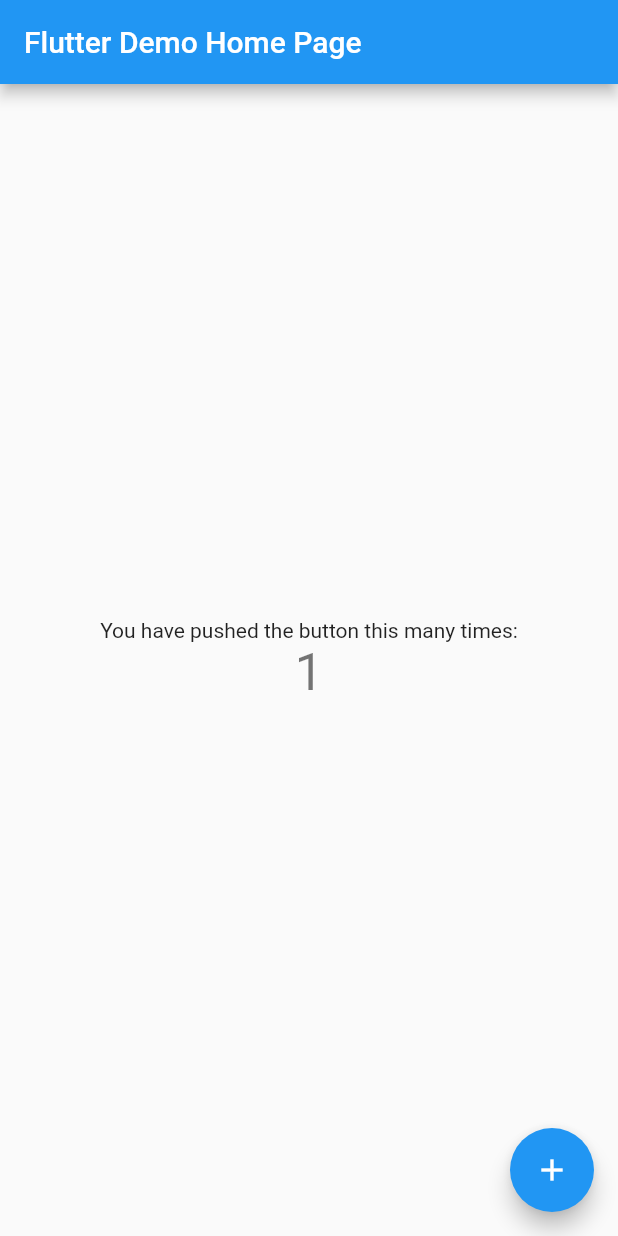
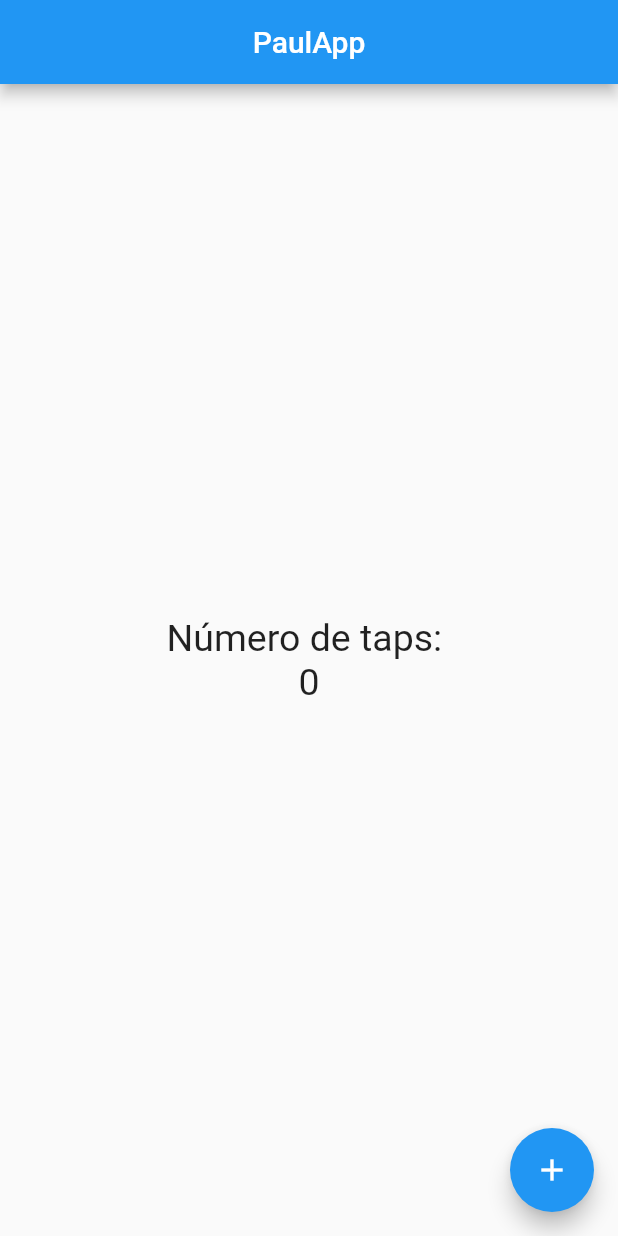
Before and after one commit to pauromeropau/paulapp, a Flutter app: the screen it shows after launch, after a tap on the "add" icon, on a phone screen of 412 x 824 dp. Run offline on Flutter 3.47's test engine with Material 2 defaults, Android fonts, the phone set to English and light mode, and no system bars.

Commit message:
first commit

```diff
--- a/lib/main.dart
+++ b/lib/main.dart
@@ -1,111 +1,7 @@
 import 'package:flutter/material.dart';
+import 'package:paulapp/src/app.dart';
+// import 'src/app.dart';
 
-void main() => runApp(MyApp());
-
-class MyApp extends StatelessWidget {
-  // This widget is the root of your application.
-  @override
-  Widget build(BuildContext context) {
-    return MaterialApp(
-      title: 'Flutter Demo',
-      theme: ThemeData(
-        // This is the theme of your application.
-        //
-        // Try running your application with "flutter run". You'll see the
-        // application has a blue toolbar. Then, without quitting the app, try
-        // changing the primarySwatch below to Colors.green and then invoke
-        // "hot reload" (press "r" in the console where you ran "flutter run",
-        // or simply save your changes to "hot reload" in a Flutter IDE).
-        // Notice that the counter didn't reset back to zero; the application
-        // is not restarted.
-        primarySwatch: Colors.blue,
-      ),
-      home: MyHomePage(title: 'Flutter Demo Home Page'),
-    );
-  }
+void main() {
+  runApp(MyApp());
 }
-
-class MyHomePage extends StatefulWidget {
-  MyHomePage({Key key, this.title}) : super(key: key);
-
-  // This widget is the home page of your application. It is stateful, meaning
-  // that it has a State object (defined below) that contains fields that affect
-  // how it looks.
-
-  // This class is the configuration for the state. It holds the values (in this
-  // case the title) provided by the parent (in this case the App widget) and
-  // used by the build method of the State. Fields in a Widget subclass are
-  // always marked "final".
-
-  final String title;
-
-  @override
-  _MyHomePageState createState() => _MyHomePageState();
-}
-
-class _MyHomePageState extends State<MyHomePage> {
-  int _counter = 0;
-
-  void _incrementCounter() {
-    setState(() {
-      // This call to setState tells the Flutter framework that something has
-      // changed in this State, which causes it to rerun the build method below
-      // so that the display can reflect the updated values. If we changed
-      // _counter without calling setState(), then the build method would not be
-      // called again, and so nothing would appear to happen.
-      _counter++;
-    });
-  }
-
-  @override
-  Widget build(BuildContext context) {
-    // This method is rerun every time setState is called, for instance as done
-    // by the _incrementCounter method above.
-    //
-    // The Flutter framework has been optimized to make rerunning build methods
-    // fast, so that you can just rebuild anything that needs updating rather
-    // than having to individually change instances of widgets.
-    return Scaffold(
-      appBar: AppBar(
-        // Here we take the value from the MyHomePage object that was created by
-        // the App.build method, and use it to set our appbar title.
-        title: Text(widget.title),
-      ),
-      body: Center(
-        // Center is a layout widget. It takes a single child and positions it
-        // in the middle of the parent.
-        child: Column(
-          // Column is also a layout widget. It takes a list of children and
-          // arranges them vertically. By default, it sizes itself to fit its
-          // children horizontally, and tries to be as tall as its parent.
-          //
-          // Invoke "debug painting" (press "p" in the console, choose the
-          // "Toggle Debug Paint" action from the Flutter Inspector in Android
-          // Studio, or the "Toggle Debug Paint" command in Visual Studio Code)
-          // to see the wireframe for each widget.
-          //
-          // Column has various properties to control how it sizes itself and
-          // how it positions its children. Here we use mainAxisAlignment to
-          // center the children vertically; the main axis here is the vertical
-          // axis because Columns are vertical (the cross axis would be
-          // horizontal).
-          mainAxisAlignment: MainAxisAlignment.center,
-          children: <Widget>[
-            Text(
-              'You have pushed the button this many times:',
-            ),
-            Text(
-              '$_counter',
-              style: Theme.of(context).textTheme.display1,
-            ),
-          ],
-        ),
-      ),
-      floatingActionButton: FloatingActionButton(
-        onPressed: _incrementCounter,
-        tooltip: 'Increment',
-        child: Icon(Icons.add),
-      ), // This trailing comma makes auto-formatting nicer for build methods.
-    );
-  }
-}
--- /dev/null
+++ b/lib/pages/home_page.dart
@@ -0,0 +1,40 @@
+import 'package:flutter/material.dart';
+import 'package:flutter/services.dart';
+
+class HomePage extends StatelessWidget {
+  final estiloTexto = new TextStyle(fontSize: 25);
+
+  final conteo = 0;
+
+  @override
+  Widget build(BuildContext context) {
+    return Scaffold(
+      appBar: AppBar(
+        title: Text('PaulApp'),
+        centerTitle: true,
+      ),
+      body: Center(
+        child: Column(
+          mainAxisAlignment: MainAxisAlignment.center,
+          children: <Widget>[
+            Text(
+              'Número de taps: ',
+              style: estiloTexto,
+            ),
+            Text(
+              '$conteo',
+              style: estiloTexto,
+            )
+          ],
+        ),
+      ),
+      floatingActionButton: FloatingActionButton(
+        child: Icon(Icons.add),
+        onPressed: () {
+          // print('Hola mundo');
+        },
+      ),
+      // floatingActionButtonLocation: FloatingActionButtonLocation.endDocked,
+    );
+  }
+}
--- /dev/null
+++ b/lib/src/app.dart
@@ -0,0 +1,12 @@
+import 'package:flutter/material.dart';
+import 'package:paulapp/pages/home_page.dart';
+
+class MyApp extends StatelessWidget {
+  @override
+  Widget build(context) {
+    return MaterialApp(
+        home: Center(
+      child: HomePage(),
+    ));
+  }
+}
```
Also changed, not shown: 1 other file.
